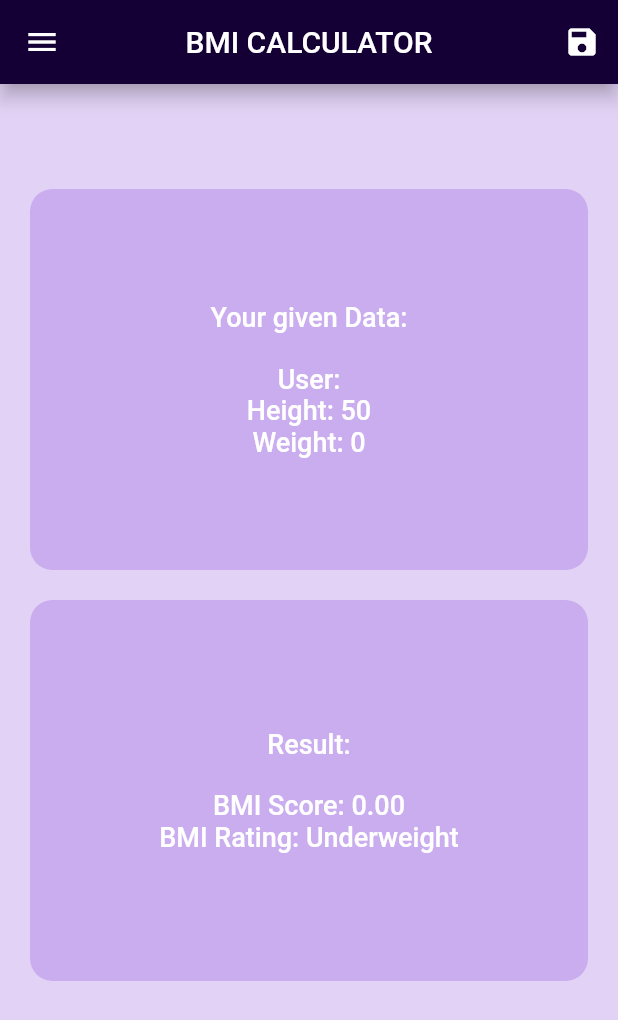
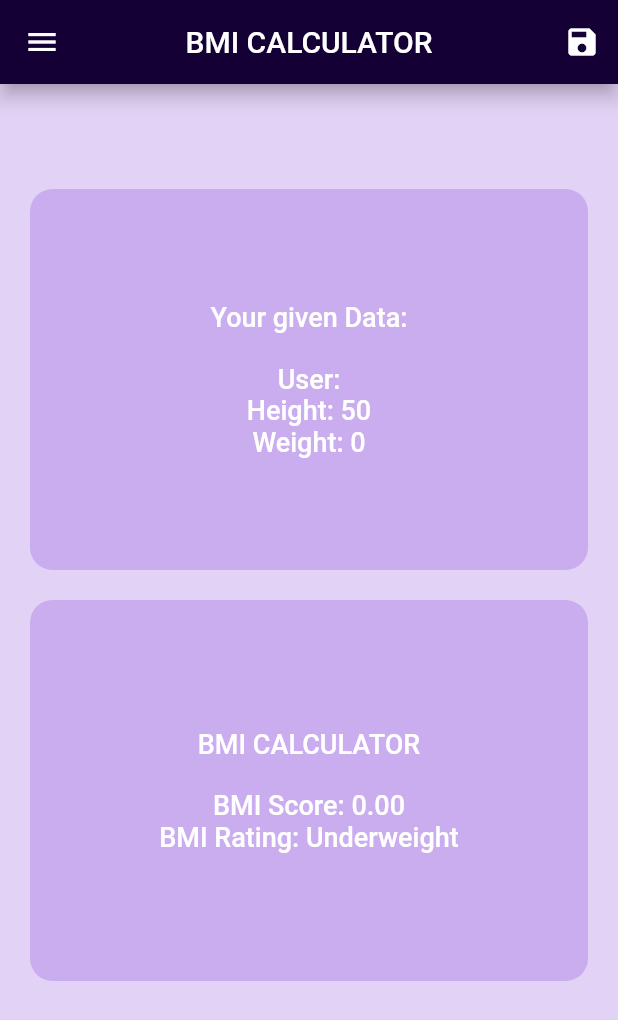
Before and after one commit to msaluz/BMICalculator, a Flutter app: the BmiScreen screen opened by its route, after a tap on "Check Your BMI", on a phone screen of 412 x 824 dp. Shown: the top 1020 px of the screen. Run offline on Flutter 3.47's test engine with Material 2 defaults, Android fonts, the phone set to English and light mode, and no system bars; our stand-ins replace bloc, flutter_bloc, sqflite; accounts and stored records are empty; generated files the repository leaves out were written again.

Commit message:
add localization

```diff
--- /dev/null
+++ b/l10n.yaml
@@ -0,0 +1,3 @@
+arb-dir: lib/l10n
+template-arb-file: app_en.arb
+output-localization-file: app_localizations.dart
--- a/lib/core/constants/strings.dart
+++ b/lib/core/constants/strings.dart
@@ -1,23 +1,6 @@
 class Strings {
-  static const String title = "BMI CALCULATOR";
-  static const String height = "HEIGHT";
-  static const String heightUnit = "CM";
-  static const String weight = "WEIGHT";
-  static const String weightUnit = "KG";
-  static const String btnCheck = "Check Your BMI";
-  static const String loading = "Loading...";
-  static const String noBmiInList = "No BMI records in List.";
-  static const String welcomeText = "Welcome to our new App called BMI Calculator. You will love it! You need to calculate your BMI anytime? No problem, just start right away! Please insert your username below to continue and click the button.";
-  static const String pleaseInsertUsername = "Please insert your Username.";
-  static const String insertUsername = "Insert Username";
-  static const String btnContinue = "Continue";
-  static const String givenData = "Your given Data:";
-  static const String result = "Result:";
-  static const String home = "Home";
-  static const String ratingOverview = "Rating Overview";
-  static const String history = "History";
-  static const String alertHey = "Hey!";
-  static const String alertDescription = "You forgot to type in your Username, brainafk?";
-  static const String alertApprove = "Okay";
-
+  static const String underweightText = "Underweight";
+  static const String healthyWeightText = "Healthy Weight";
+  static const String overweightText = "Overweight";
+  static const String obeseText = "Obese";
 }
--- a/lib/data/models/bmi_model.dart
+++ b/lib/data/models/bmi_model.dart
@@ -1,3 +1,5 @@
+import 'package:bmi_calculator/core/constants/strings.dart';
+
 class BMI {
   late final int? id;
   late final String username;
@@ -32,13 +34,13 @@ class BMI {
 
   String bmiRating(double score) {
     if (score < 18.5) {
-      return "Underweight";
+      return Strings.underweightText;
     } else if (score >= 18.5 && score <= 24.9) {
-      return "Healthy Weight";
+      return Strings.healthyWeightText;
     } else if (score >= 25 && score <= 29.9) {
-      return "Overweight";
+      return Strings.overweightText;
     } else {
-      return "Obese";
+      return Strings.obeseText;
     }
   }
 
--- /dev/null
+++ b/lib/l10n/app_de.arb
@@ -0,0 +1,30 @@
+{
+    "title": "BMI RECHNER",
+    "height": "GRÖSSE",
+    "heightUnit": "CM",
+    "weight": "GEWICHT",
+    "weightUnit": "KG",
+    "btnCheck": "Berechne deinen BMI",
+    "loading": "Laden...",
+    "noBmiInList": "Keine BMI Einträge.",
+    "welcomeText": "Wilkommen zu unserer neuen App namens BMI Rechner. Du wirst sie lieben! Du musst deinen BMI jederzeit berechnen können? Kein Problem, starte einfach hier und jetzt! Bitte gib unten deinen Benutzernamen an und klicke anschliessend auf den Weiter-Knopf.",
+    "pleaseInsertUsername": "Bitte füge deinen Benutzername ein.",
+    "insertUsername": "Benutzername einfügen",
+    "btnContinue": "Weiter",
+    "givenData": "Eingegebene Daten:",
+    "result": "Resultat:",
+    "home": "Startseite",
+    "ratingOverview": "Bewertungsübersicht",
+    "history": "Verlauf",
+    "alertHey": "Hey!",
+    "alertDescription": "Du hest vergessen den Benutzernamen anzugeben, tagträumer?",
+    "alertApprove": "OK",
+    "underweightText": "Untergewichtig",
+    "healthyWeightText": "Normalgewicht",
+    "overweightText": "Übergewichtig",
+    "obeseText": "Fettleibig",
+    "underweight": "BMI unter 18.5:\n Untergewichtig\nDu bist untergewichtig, gönn dir was zu essen.",
+    "healthyWeight": "BMI zwischen 18.5 und 24.9:\n Normalgewicht \nDu hast ein gesundes Körpergewicht, gut gemacht.",
+    "overweight": "BMI zwischen 25.0 und 29.9:\n Übergewichtig\nDu bist übergewichtig, Zeit für ein Workout.",
+    "obese": "BMI über 30:\n Fettleibig\nDu bist zu dick, geh ins GYM."
+}
--- /dev/null
+++ b/lib/l10n/app_en.arb
@@ -0,0 +1,30 @@
+{
+  "title": "BMI CALCULATOR",
+  "height": "HEIGHT",
+  "heightUnit": "CM",
+  "weight": "WEIGHT",
+  "weightUnit": "KG",
+  "btnCheck": "Check Your BMI",
+  "loading": "Loading...",
+  "noBmiInList": "No BMI records in List.",
+  "welcomeText": "Welcome to our new App called BMI Calculator. You will love it! You need to calculate your BMI anytime? No problem, just start right away! Please insert your username below to continue and click the button.",
+  "pleaseInsertUsername": "Please insert your Username.",
+  "insertUsername": "Insert Username",
+  "btnContinue": "Continue",
+  "givenData": "Your given Data:",
+  "result": "Result:",
+  "home": "Home",
+  "ratingOverview": "Rating Overview",
+  "history": "History",
+  "alertHey": "Hey!",
+  "alertDescription": "You forgot to type in your Username, brainafk?",
+  "alertApprove": "Okay",
+  "underweightText": "Underweight",
+  "healthyWeightText": "Healthy Weight",
+  "overweightText": "Overweight",
+  "obeseText": "obese",
+  "underweight": "BMI under 18.5:\n Underweight\nYour Weight is too low eat some health food.",
+  "healthyWeight": "BMI between 18.5 and 24.9:\n Healthy Weight\nYou have a healthy body weight, good job.",
+  "overweight": "BMI between 25.0 and 29.9:\n Overweight\nYour body id overweight keep doing workout.",
+  "obese": "BMI over 30:\n Obesity\nYour weight is too heavy go to GYM."
+}
--- a/lib/presentation/screens/bmi_screen.dart
+++ b/lib/presentation/screens/bmi_screen.dart
@@ -2,9 +2,9 @@ import 'package:bmi_calculator/logic/cubits/bmi_cubit.dart';
 import 'package:bmi_calculator/presentation/router/routes.dart';
 import 'package:flutter/material.dart';
 import 'package:flutter_bloc/flutter_bloc.dart';
+import 'package:flutter_gen/gen_l10n/app_localizations.dart';
 
 import '../../core/constants/color_styles.dart';
-import '../../core/constants/strings.dart';
 
 class BmiScreen extends StatefulWidget {
   const BmiScreen({Key? key}) : super(key: key);
@@ -38,7 +38,7 @@ class _BmiScreenState extends State<BmiScreen>
     return Scaffold(
       appBar: AppBar(
         centerTitle: true,
-        title: const Text(Strings.title),
+        title: Text(AppLocalizations.of(context)!.title),
         backgroundColor: ColorStyles.darkPurple,
         elevation: 5,
         actions: [
@@ -102,9 +102,9 @@ class _BmiScreenState extends State<BmiScreen>
                     child: Column(
                       mainAxisAlignment: MainAxisAlignment.center,
                       children: [
-                        const Text(
-                          Strings.height,
-                          style: TextStyle(
+                        Text(
+                          AppLocalizations.of(context)!.height,
+                          style: const TextStyle(
                               color: ColorStyles.whitePurple,
                               fontSize: 18,
                               fontWeight: FontWeight.w500),
@@ -118,9 +118,9 @@ class _BmiScreenState extends State<BmiScreen>
                                       color: Colors.white,
                                       fontSize: 60,
                                       fontWeight: FontWeight.w500)),
-                              const TextSpan(
-                                  text: Strings.heightUnit,
-                                  style: TextStyle(
+                              TextSpan(
+                                  text: AppLocalizations.of(context)!.heightUnit,
+                                  style: const TextStyle(
                                       color: Colors.white,
                                       fontSize: 20,
                                       fontWeight: FontWeight.w400)),
@@ -168,9 +168,9 @@ class _BmiScreenState extends State<BmiScreen>
                           child: Column(
                             mainAxisAlignment: MainAxisAlignment.center,
                             children: [
-                              const Text(
-                                Strings.weight,
-                                style: TextStyle(
+                              Text(
+                                AppLocalizations.of(context)!.weight,
+                                style: const TextStyle(
                                     color: ColorStyles.whitePurple,
                                     fontSize: 18,
                                     fontWeight: FontWeight.w500),
@@ -183,9 +183,9 @@ class _BmiScreenState extends State<BmiScreen>
                                         color: Colors.white,
                                         fontSize: 60,
                                         fontWeight: FontWeight.w500)),
-                                const TextSpan(
-                                    text: Strings.weightUnit,
-                                    style: TextStyle(
+                                TextSpan(
+                                    text: AppLocalizations.of(context)!.weightUnit,
+                                    style: const TextStyle(
                                         color: Colors.white,
                                         fontSize: 20,
                                         fontWeight: FontWeight.w400)),
@@ -239,9 +239,9 @@ class _BmiScreenState extends State<BmiScreen>
                       borderRadius: BorderRadius.circular(15),
                     ),
                   ),
-                  child: const Text(
-                    Strings.btnCheck,
-                    style: TextStyle(
+                  child: Text(
+                    AppLocalizations.of(context)!.btnCheck,
+                    style: const TextStyle(
                         color: ColorStyles.darkPurple,
                         fontSize: 22,
                         fontWeight: FontWeight.w500),
--- a/lib/presentation/screens/result_screen.dart
+++ b/lib/presentation/screens/result_screen.dart
@@ -4,13 +4,12 @@ import 'package:flutter/material.dart';
 import 'package:flutter/scheduler.dart';
 import 'package:flutter_bloc/flutter_bloc.dart';
 import 'package:intl/intl.dart';
+import 'package:flutter_gen/gen_l10n/app_localizations.dart';
 import '../../core/constants/color_styles.dart';
 import '../../data/dataproviders/database/database_helper.dart';
 import '../../data/models/bmi_model.dart';
 import '../../logic/cubits/bmi_cubit.dart';
 import '../widgets/drawer_widget.dart';
-import '../../core/constants/strings.dart';
-import 'history_screen.dart';
 
 
 class BmiResultScreen extends StatefulWidget {
@@ -37,7 +36,7 @@ class _BmiResultScreenState extends State<BmiResultScreen>
         drawer: const NavigationDrawer(),
         appBar: AppBar(
           centerTitle: true,
-          title: const Text(Strings.title),
+          title: Text(AppLocalizations.of(context)!.title),
           backgroundColor: ColorStyles.darkPurple,
           elevation: 5,
           actions: [
@@ -72,10 +71,10 @@ class _BmiResultScreenState extends State<BmiResultScreen>
                           child: Column(
                               mainAxisAlignment: MainAxisAlignment.center,
                               children: [
-                                const Text(
-                                  Strings.givenData,
+                                Text(
+                                  AppLocalizations.of(context)!.givenData,
                                   textAlign: TextAlign.center,
-                                  style: TextStyle(
+                                  style: const TextStyle(
                                     color: Colors.white,
                                     fontSize: 18,
                                     fontWeight: FontWeight.w500,
@@ -152,10 +151,10 @@ class _BmiResultScreenState extends State<BmiResultScreen>
                           child: Column(
                               mainAxisAlignment: MainAxisAlignment.center,
                               children: [
-                                const Text(
-                                  Strings.result,
+                                Text(
+                                  AppLocalizations.of(context)!.title,
                                   textAlign: TextAlign.center,
-                                  style: TextStyle(
+                                  style: const TextStyle(
                                     color: Colors.white,
                                     fontSize: 18,
                                     fontWeight: FontWeight.w500,
--- a/pubspec.yaml
+++ b/pubspec.yaml
@@ -34,6 +34,8 @@ dependencies:
   equatable: ^2.0.3
   fluttertoast: ^8.0.9
   bloc_concurrency: ^0.2.0
+  flutter_localizations:
+    sdk: flutter
   intl: ^0.17.0
 
 
@@ -64,7 +66,7 @@ flutter:
   # included with your application, so that you can use the icons in
   # the material Icons class.
   uses-material-design: true
-
+  generate: true
   # To add assets to your application, add an assets section, like this:
   # assets:
   #   - images/a_dot_burr.jpeg
```
Also changed, not shown: lib/core/constants/rating_descriptions.dart (deleted, +0 -10 lines), lib/main.dart (+14 -3 lines), lib/presentation/screens/history_screen.dart (+6 -7 lines), lib/presentation/screens/home_screen.dart (+18 -16 lines), lib/presentation/screens/overview_screen.dart (+11 -12 lines), lib/presentation/widgets/drawer_widget.dart (+4 -4 lines), pubspec.lock.
